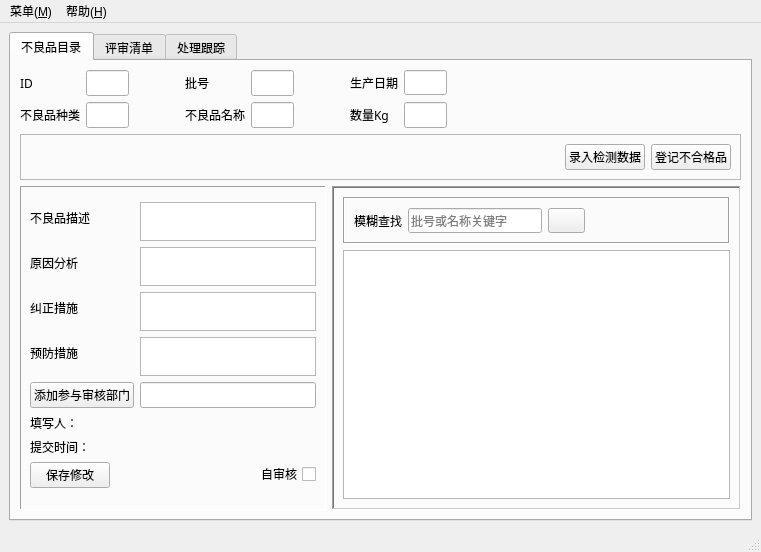
Before: the Qt Designer form mainwindow.ui in xeeboy/PartsReview, drawn with Qt 5.
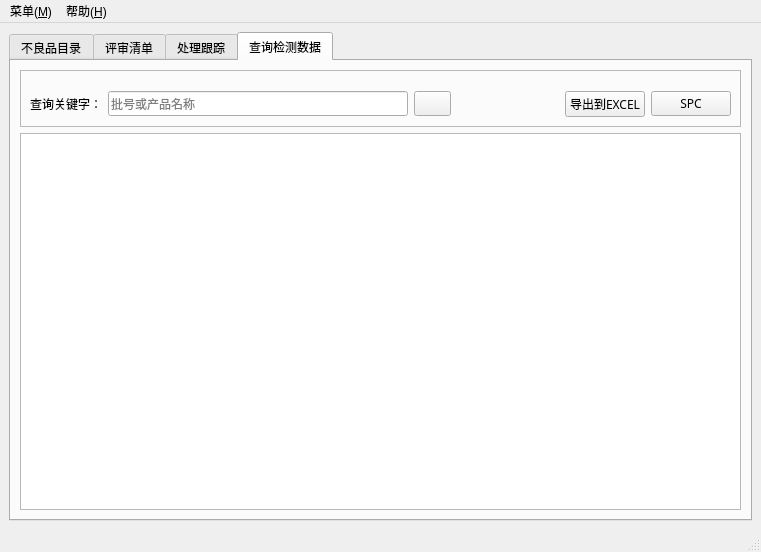
After: the same form once the commit is applied. Icons and pictures are not drawn.

```diff
--- a/mainwindow.ui
+++ b/mainwindow.ui
@@ -52,7 +52,7 @@
        </font>
       </property>
       <property name="currentIndex">
-       <number>0</number>
+       <number>3</number>
       </property>
       <property name="iconSize">
        <size>
@@ -73,6 +73,12 @@
          <layout class="QVBoxLayout" name="verticalLayout">
           <item>
            <layout class="QGridLayout" name="gridLayout">
+            <property name="leftMargin">
+             <number>0</number>
+            </property>
+            <property name="topMargin">
+             <number>15</number>
+            </property>
             <item row="1" column="7">
              <widget class="QLabel" name="label_11">
               <property name="text">
@@ -1216,6 +1222,128 @@
         </item>
        </layout>
       </widget>
+      <widget class="QWidget" name="tab_search">
+       <attribute name="icon">
+        <iconset>
+         <normaloff>icons/search.ico</normaloff>icons/search.ico</iconset>
+       </attribute>
+       <attribute name="title">
+        <string>查询检测数据</string>
+       </attribute>
+       <layout class="QVBoxLayout" name="verticalLayout_11">
+        <item>
+         <widget class="QFrame" name="frame_8">
+          <property name="frameShape">
+           <enum>QFrame::StyledPanel</enum>
+          </property>
+          <property name="frameShadow">
+           <enum>QFrame::Raised</enum>
+          </property>
+          <layout class="QHBoxLayout" name="horizontalLayout_9">
+           <property name="topMargin">
+            <number>20</number>
+           </property>
+           <item>
+            <widget class="QLabel" name="label_33">
+             <property name="text">
+              <string>查询关键字：</string>
+             </property>
+            </widget>
+           </item>
+           <item>
+            <widget class="QLineEdit" name="test_sch_key">
+             <property name="sizePolicy">
+              <sizepolicy hsizetype="Fixed" vsizetype="Fixed">
+               <horstretch>0</horstretch>
+               <verstretch>0</verstretch>
+              </sizepolicy>
+             </property>
+             <property name="minimumSize">
+              <size>
+               <width>300</width>
+               <height>0</height>
+              </size>
+             </property>
+             <property name="placeholderText">
+              <string>批号或产品名称</string>
+             </property>
+            </widget>
+           </item>
+           <item>
+            <widget class="QPushButton" name="test_search">
+             <property name="text">
+              <string/>
+             </property>
+             <property name="icon">
+              <iconset>
+               <normaloff>icons/search.ico</normaloff>icons/search.ico</iconset>
+             </property>
+             <property name="iconSize">
+              <size>
+               <width>16</width>
+               <height>16</height>
+              </size>
+             </property>
+            </widget>
+           </item>
+           <item>
+            <spacer name="horizontalSpacer_8">
+             <property name="orientation">
+              <enum>Qt::Horizontal</enum>
+             </property>
+             <property name="sizeType">
+              <enum>QSizePolicy::MinimumExpanding</enum>
+             </property>
+             <property name="sizeHint" stdset="0">
+              <size>
+               <width>40</width>
+               <height>20</height>
+              </size>
+             </property>
+            </spacer>
+           </item>
+           <item>
+            <widget class="QPushButton" name="btn_to_excel">
+             <property name="text">
+              <string>导出到EXCEL</string>
+             </property>
+             <property name="icon">
+              <iconset>
+               <normaloff>icons/excel_128px.ico</normaloff>icons/excel_128px.ico</iconset>
+             </property>
+             <property name="iconSize">
+              <size>
+               <width>20</width>
+               <height>20</height>
+              </size>
+             </property>
+            </widget>
+           </item>
+           <item>
+            <widget class="QPushButton" name="btn_to_spc">
+             <property name="text">
+              <string>SPC</string>
+             </property>
+             <property name="icon">
+              <iconset>
+               <normaloff>icons/bar.png</normaloff>icons/bar.png</iconset>
+             </property>
+             <property name="iconSize">
+              <size>
+               <width>20</width>
+               <height>20</height>
+              </size>
+             </property>
+            </widget>
+           </item>
+          </layout>
+         </widget>
+        </item>
+        <item>
+         <widget class="QTableView" name="test_result_view"/>
+        </item>
+       </layout>
+      </widget>
      </widget>
     </item>
    </layout>
```
Left out of the diff: 16 changed lines with no effect on the pictures.
